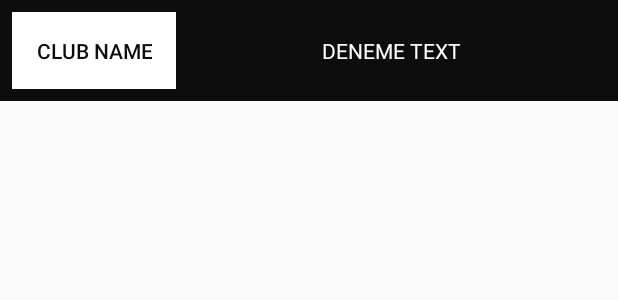
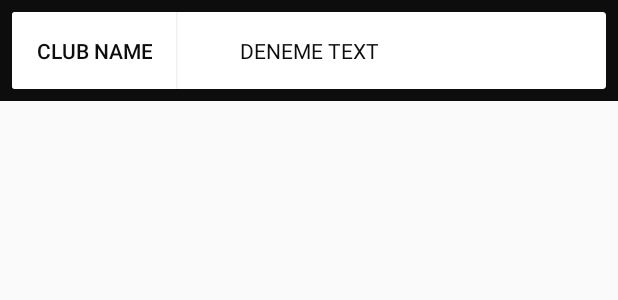
Before and after one commit to XanthumR/Roxid, an Android app: the layout row_clubs.xml on its own in the app's theme, with its tools: preview values and no code run, on a phone screen of 412 x 824 dp. Shown: the top 300 px of the screen. Run offline under Robolectric (Android 15) with nearby library versions, the phone set to English and light mode, and no system bars.

Commit message:
still not works
It still not works.

```diff
--- a/app/src/main/res/layout/activity_clubs_main.xml
+++ b/app/src/main/res/layout/activity_clubs_main.xml
@@ -22,7 +22,7 @@
         android:layout_weight="1"
         android:padding="8dp"
         android:scrollbars="vertical"
-        android:id="@+id/recyclerView"/>
+        android:id="@+id/rowId"/>
 
     <LinearLayout
         android:layout_width="match_parent"
--- a/app/src/main/res/layout/row_clubs.xml
+++ b/app/src/main/res/layout/row_clubs.xml
@@ -1,20 +1,25 @@
 <LinearLayout xmlns:android="http://schemas.android.com/apk/res/android"
     android:layout_width="match_parent"
     android:layout_height="wrap_content"
+    android:background="@color/black"
+    android:gravity="center"
     android:orientation="horizontal"
-    android:padding="8dp"
-    android:gravity="center"
-    android:background="@color/black">
+    android:padding="8dp">
 
+
+    <androidx.cardview.widget.CardView
+        android:layout_width="match_parent"
+        android:layout_height="match_parent"
+        android:id="@+id/cardId">
 
         <Button
             android:id="@+id/denemeButton"
             android:layout_width="wrap_content"
             android:layout_height="wrap_content"
+            android:background="@color/white"
             android:padding="16dp"
-        android:background="@color/white"
-        android:textColor="@color/black"
-        android:text="Club Name" />
+            android:text="Club Name"
+            android:textColor="@color/black" />
 
         <TextView
             android:id="@+id/denemeText"
@@ -22,6 +27,8 @@
             android:layout_height="match_parent"
             android:gravity="center"
             android:text="DENEME TEXT"
-        android:textColor="@color/white"
-        />
+            android:textColor="@color/black" />
+    </androidx.cardview.widget.CardView>
+
+
 </LinearLayout>
```
Also changed, not shown: app/src/main/java/msku/ceng/madlab/roxid/ClubsAdapter.java (+5 -3 lines), app/src/main/java/msku/ceng/madlab/roxid/ClubsMain.java (+2 -35 lines). Lines whose indentation alone changed are shown as unchanged.
